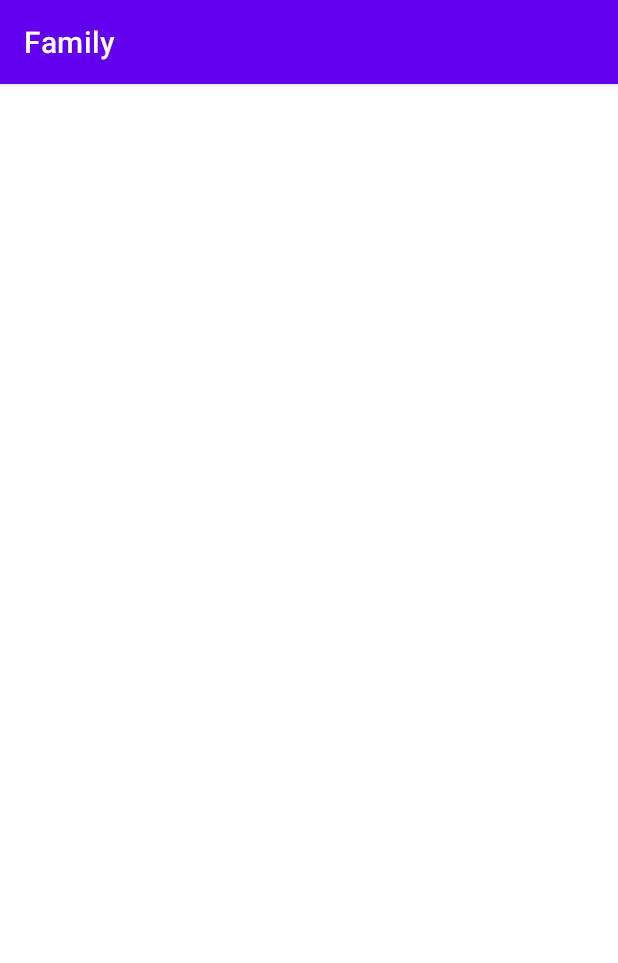
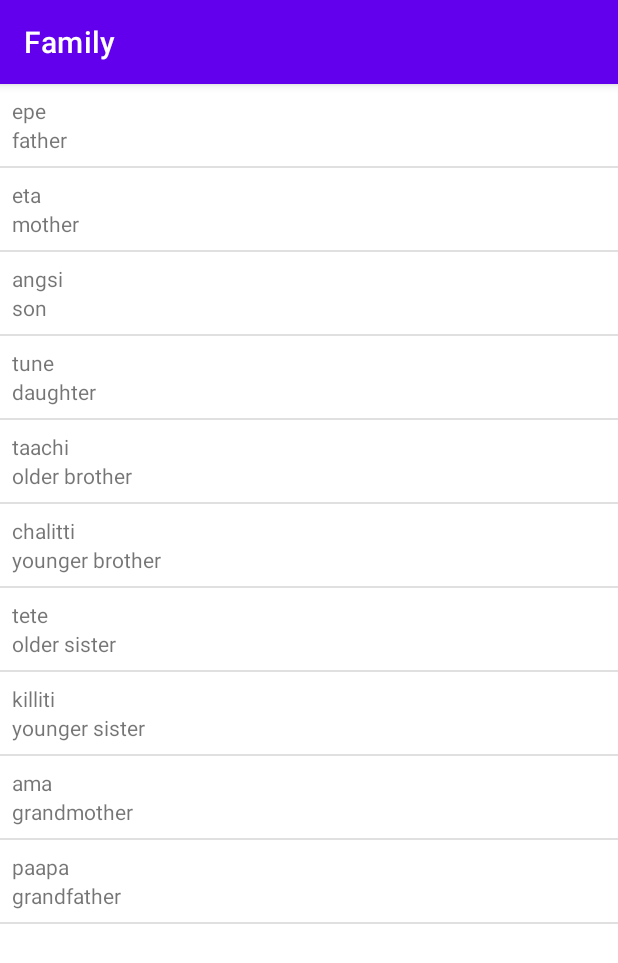
Before and after one commit to CarefoDragneel/Miwok-app, an Android app: the FamilyActivity screen opened directly, with no data from a screen before it, on a phone screen of 412 x 824 dp. Shown: the top 963 px of the screen. Run offline under Robolectric (Android 15) with nearby library versions, the phone set to English and light mode, and no system bars.

Commit message:
added all the data elements to all the tabs

```diff
--- a/app/src/main/java/android/example/miwokapp/FamilyActivity.java
+++ b/app/src/main/java/android/example/miwokapp/FamilyActivity.java
@@ -3,12 +3,38 @@ package android.example.miwokapp;
 import androidx.appcompat.app.AppCompatActivity;
 
 import android.os.Bundle;
+import android.widget.ListView;
+
+import java.util.ArrayList;
 
 public class FamilyActivity extends AppCompatActivity {
 
     @Override
     protected void onCreate(Bundle savedInstanceState) {
         super.onCreate(savedInstanceState);
-        setContentView(R.layout.activity_family);
+        setContentView(R.layout.list);
+//  we define the object of array list to store values in it
+        ArrayList<Word> adapter = new ArrayList<Word>();
+
+//  Storing values in the array list
+        adapter.add(new Word("epe","father"));
+        adapter.add(new Word("eta","mother"));
+        adapter.add(new Word("angsi","son"));
+        adapter.add(new Word("tune","daughter"));
+        adapter.add(new Word("taachi","older brother"));
+        adapter.add(new Word("chalitti","younger brother"));
+        adapter.add(new Word("tete","older sister"));
+        adapter.add(new Word("killiti","younger sister"));
+        adapter.add(new Word("ama","grandmother"));
+        adapter.add(new Word("paapa","grandfather"));
+
+//  Defining the ArrayAdapter object
+        WordAdapter family_adapter = new WordAdapter(this, adapter);
+
+//  Initialising the listview
+        ListView number_list_view = (ListView) findViewById(R.id.list_view);
+
+//  connecting listview with ArrayAdapter
+        number_list_view.setAdapter(family_adapter);
     }
 }
--- a/app/src/main/res/layout/activity_family.xml
+++ /dev/null
@@ -1,9 +0,0 @@
-<?xml version="1.0" encoding="utf-8"?>
-<androidx.constraintlayout.widget.ConstraintLayout xmlns:android="http://schemas.android.com/apk/res/android"
-    xmlns:app="http://schemas.android.com/apk/res-auto"
-    xmlns:tools="http://schemas.android.com/tools"
-    android:layout_width="match_parent"
-    android:layout_height="match_parent"
-    tools:context=".FamilyActivity">
-
-</androidx.constraintlayout.widget.ConstraintLayout>
--- a/app/src/main/res/layout/activity_main.xml
+++ b/app/src/main/res/layout/activity_main.xml
@@ -17,16 +17,19 @@
             android:text="Numbers" />
 
         <TextView
+            android:id="@+id/family_tab"
             style="@style/Box"
             android:background="#38761d"
             android:text="Family Members"/>
 
         <TextView
+            android:id="@+id/color_tab"
             style="@style/Box"
             android:background="#5e2b97"
             android:text="Colors"/>
 
         <TextView
+            android:id="@+id/phrases_tab"
             style="@style/Box"
             android:background="#038bdd"
             android:text="Phrases"/>
--- a/app/src/main/res/layout/list.xml
+++ b/app/src/main/res/layout/list.xml
@@ -2,7 +2,7 @@
 <ListView
     xmlns:android="http://schemas.android.com/apk/res/android"
     xmlns:tools="http://schemas.android.com/tools"
-    android:id="@+id/number_list"
+    android:id="@+id/list_view"
     android:layout_width="match_parent"
     android:layout_height="match_parent"
     tools:context=".NumberActivity"/>
```
Also changed, not shown: app/src/main/java/android/example/miwokapp/ColorActivity.java (+26 -1 lines), app/src/main/java/android/example/miwokapp/MainActivity.java (+44 -1 lines), app/src/main/java/android/example/miwokapp/NumberActivity.java (+13 -13 lines), app/src/main/java/android/example/miwokapp/PhasesActivity.java (+27 -1 lines), app/src/main/res/layout/activity_color.xml (deleted, +0 -9 lines), app/src/main/res/layout/activity_phases.xml (deleted, +0 -9 lines).
